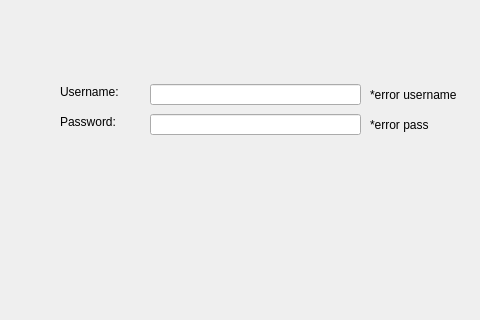
Before: the Qt Designer form FireboyWaterGirl/loginwindow.ui in yomnahisham/CSCE1101-03-CourseProject, drawn with Qt 5; both pictures show x 270 to 750 and y 276 to 596 of the 979 by 838 pixel window.
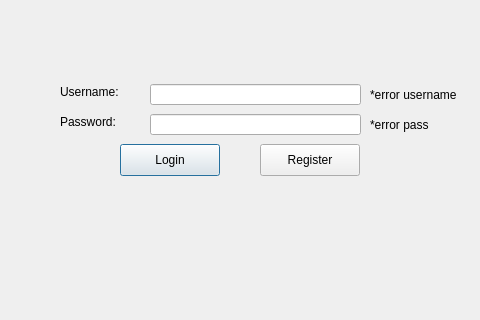
After: the same form once the commit is applied.

```diff
--- a/FireboyWaterGirl/loginwindow.ui
+++ b/FireboyWaterGirl/loginwindow.ui
@@ -88,6 +88,32 @@
     <string>*error pass</string>
    </property>
   </widget>
+  <widget class="QPushButton" name="loginPush">
+   <property name="geometry">
+    <rect>
+     <x>390</x>
+     <y>420</y>
+     <width>100</width>
+     <height>32</height>
+    </rect>
+   </property>
+   <property name="text">
+    <string>Login</string>
+   </property>
+  </widget>
+  <widget class="QPushButton" name="registerPush">
+   <property name="geometry">
+    <rect>
+     <x>530</x>
+     <y>420</y>
+     <width>100</width>
+     <height>32</height>
+    </rect>
+   </property>
+   <property name="text">
+    <string>Register</string>
+   </property>
+  </widget>
  </widget>
  <resources/>
  <connections/>
```
